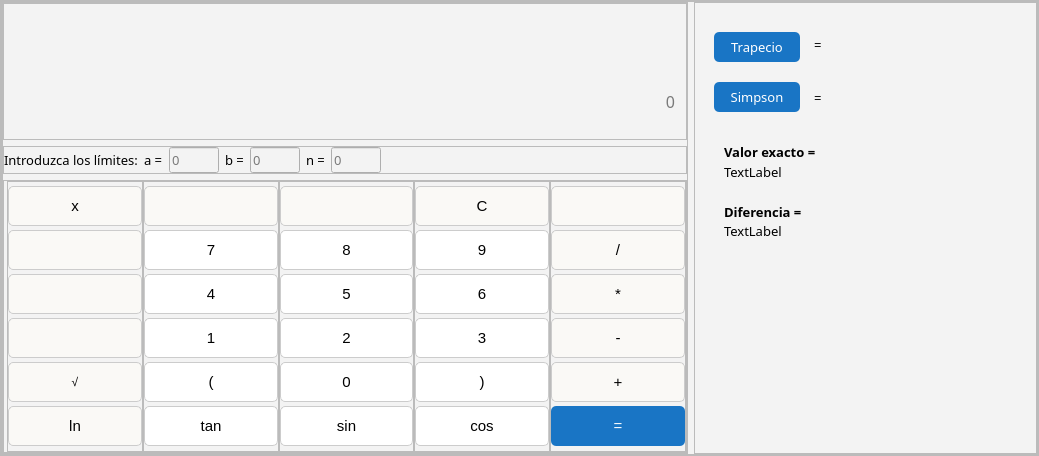
Old version of the form segundaoportunidad.ui in the repository Dariana97/Calculadora-Maxi.
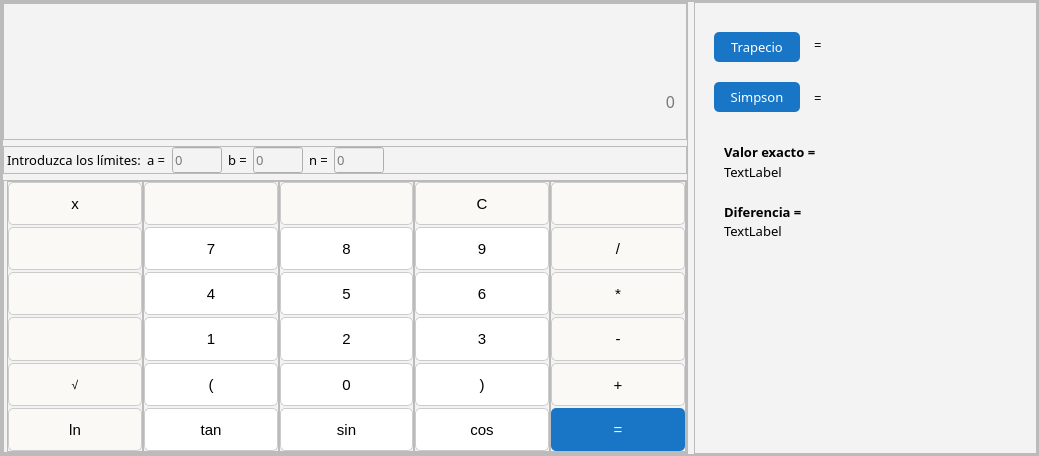
New version of the form. Icons and pictures are not drawn.

```diff
--- a/segundaoportunidad.ui
+++ b/segundaoportunidad.ui
@@ -165,7 +165,7 @@
                </property>
                <layout class="QHBoxLayout" name="horizontalLayout_2">
                 <property name="leftMargin">
-                 <number>0</number>
+                 <number>3</number>
                 </property>
                 <property name="topMargin">
                  <number>0</number>
@@ -349,6 +349,12 @@
                 </property>
                 <item row="0" column="0">
                  <widget class="QFrame" name="frame">
+                  <property name="sizePolicy">
+                   <sizepolicy hsizetype="Preferred" vsizetype="Expanding">
+                    <horstretch>0</horstretch>
+                    <verstretch>0</verstretch>
+                   </sizepolicy>
+                  </property>
                   <property name="styleSheet">
                    <string notr="true">QPushButton:hover {
 background-color: rgb(170, 0, 0);
@@ -363,7 +369,10 @@
                   <property name="lineWidth">
                    <number>1</number>
                   </property>
-                  <layout class="QGridLayout" name="gridLayout" columnstretch="0">
+                  <layout class="QVBoxLayout" name="verticalLayout_2">
+                   <property name="spacing">
+                    <number>2</number>
+                   </property>
                    <property name="sizeConstraint">
                     <enum>QLayout::SetDefaultConstraint</enum>
                    </property>
@@ -379,17 +388,32 @@
                    <property name="bottomMargin">
                     <number>0</number>
                    </property>
-                   <property name="spacing">
-                    <number>0</number>
-                   </property>
-                   <item row="7" column="0">
-                    <widget class="QPushButton" name="btn_ln">
+                   <item>
+                    <widget class="QPushButton" name="btn_x">
+                     <property name="sizePolicy">
+                      <sizepolicy hsizetype="Minimum" vsizetype="Expanding">
+                       <horstretch>0</horstretch>
+                       <verstretch>0</verstretch>
+                      </sizepolicy>
+                     </property>
                      <property name="minimumSize">
                       <size>
                        <width>0</width>
                        <height>40</height>
                       </size>
                      </property>
+                     <property name="maximumSize">
+                      <size>
+                       <width>16777215</width>
+                       <height>16777215</height>
+                      </size>
+                     </property>
+                     <property name="sizeIncrement">
+                      <size>
+                       <width>0</width>
+                       <height>0</height>
+                      </size>
+                     </property>
                      <property name="font">
                       <font>
                        <family>Segoe UI Symbol</family>
@@ -411,61 +435,36 @@
 }</string>
                      </property>
                      <property name="text">
-                      <string>ln</string>
+                      <string>x</string>
                      </property>
                      <property name="iconSize">
                       <size>
-                       <width>18</width>
+                       <width>20</width>
                        <height>20</height>
                       </size>
                      </property>
                     </widget>
                    </item>
-                   <item row="3" column="0">
-                    <widget class="QPushButton" name="btn_elevar">
-                     <property name="minimumSize">
-                      <size>
-                       <width>0</width>
-                       <height>40</height>
-                      </size>
-                     </property>
-                     <property name="styleSheet">
-                      <string notr="true">QPushButton {
-
-background-color: #FAF9F6;
-border-radius: 5px;
-border: 1px solid #CCCCCC;
-
-}
-
-QPushButton:hover {
-	
-	background-color: #DDDDDD;
-}</string>
-                     </property>
-                     <property name="text">
-                      <string/>
-                     </property>
-                     <property name="icon">
-                      <iconset>
-                       <normaloff>media/xn.png</normaloff>media/xn.png</iconset>
-                     </property>
-                     <property name="iconSize">
-                      <size>
-                       <width>18</width>
-                       <height>20</height>
-                      </size>
-                     </property>
-                    </widget>
-                   </item>
-                   <item row="1" column="0">
+                   <item>
                     <widget class="QPushButton" name="btn_squared">
+                     <property name="sizePolicy">
+                      <sizepolicy hsizetype="Minimum" vsizetype="Expanding">
+                       <horstretch>0</horstretch>
+                       <verstretch>0</verstretch>
+                      </sizepolicy>
+                     </property>
                      <property name="minimumSize">
                       <size>
                        <width>0</width>
                        <height>40</height>
                       </size>
                      </property>
+                     <property name="maximumSize">
+                      <size>
+                       <width>16777215</width>
+                       <height>16777215</height>
+                      </size>
+                     </property>
                      <property name="styleSheet">
                       <string notr="true">QPushButton {
 
@@ -498,8 +497,14 @@
                      </property>
                     </widget>
                    </item>
-                   <item row="2" column="0">
+                   <item>
                     <widget class="QPushButton" name="btn_cubed">
+                     <property name="sizePolicy">
+                      <sizepolicy hsizetype="Minimum" vsizetype="Expanding">
+                       <horstretch>0</horstretch>
+                       <verstretch>0</verstretch>
+                      </sizepolicy>
+                     </property>
                      <property name="minimumSize">
                       <size>
                        <width>0</width>
@@ -535,8 +540,57 @@
                      </property>
                     </widget>
                    </item>
-                   <item row="5" column="0">
+                   <item>
+                    <widget class="QPushButton" name="btn_elevar">
+                     <property name="sizePolicy">
+                      <sizepolicy hsizetype="Minimum" vsizetype="Expanding">
+                       <horstretch>0</horstretch>
+                       <verstretch>0</verstretch>
+                      </sizepolicy>
+                     </property>
+                     <property name="minimumSize">
+                      <size>
+                       <width>0</width>
+                       <height>40</height>
+                      </size>
+                     </property>
+                     <property name="styleSheet">
+                      <string notr="true">QPushButton {
+
+background-color: #FAF9F6;
+border-radius: 5px;
+border: 1px solid #CCCCCC;
+
+}
+
+QPushButton:hover {
+	
+	background-color: #DDDDDD;
+}</string>
+                     </property>
+                     <property name="text">
+                      <string/>
+                     </property>
+                     <property name="icon">
+                      <iconset>
+                       <normaloff>media/xn.png</normaloff>media/xn.png</iconset>
+                     </property>
+                     <property name="iconSize">
+                      <size>
+                       <width>18</width>
+                       <height>20</height>
+                      </size>
+                     </property>
+                    </widget>
+                   </item>
+                   <item>
                     <widget class="QPushButton" name="btn_root">
+                     <property name="sizePolicy">
+                      <sizepolicy hsizetype="Minimum" vsizetype="Expanding">
+                       <horstretch>0</horstretch>
+                       <verstretch>0</verstretch>
+                      </sizepolicy>
+                     </property>
                      <property name="minimumSize">
                       <size>
                        <width>0</width>
@@ -568,8 +622,14 @@
                      </property>
                     </widget>
                    </item>
-                   <item row="0" column="0">
-                    <widget class="QPushButton" name="btn_x">
+                   <item>
+                    <widget class="QPushButton" name="btn_ln">
+                     <property name="sizePolicy">
+                      <sizepolicy hsizetype="Minimum" vsizetype="Expanding">
+                       <horstretch>0</horstretch>
+                       <verstretch>0</verstretch>
+                      </sizepolicy>
+                     </property>
                      <property name="minimumSize">
                       <size>
                        <width>0</width>
@@ -597,11 +657,11 @@
 }</string>
                      </property>
                      <property name="text">
-                      <string>x</string>
+                      <string>ln</string>
                      </property>
                      <property name="iconSize">
                       <size>
-                       <width>20</width>
+                       <width>18</width>
                        <height>20</height>
                       </size>
                      </property>
@@ -612,6 +672,12 @@
                 </item>
                 <item row="0" column="1">
                  <widget class="QFrame" name="frame_2">
+                  <property name="sizePolicy">
+                   <sizepolicy hsizetype="Preferred" vsizetype="Expanding">
+                    <horstretch>0</horstretch>
+                    <verstretch>0</verstretch>
+                   </sizepolicy>
+                  </property>
                   <property name="frameShape">
                    <enum>QFrame::StyledPanel</enum>
                   </property>
@@ -621,7 +687,10 @@
                   <property name="lineWidth">
                    <number>1</number>
                   </property>
-                  <layout class="QGridLayout" name="gridLayout_2">
+                  <layout class="QVBoxLayout" name="verticalLayout_3">
+                   <property name="spacing">
+                    <number>2</number>
+                   </property>
                    <property name="leftMargin">
                     <number>0</number>
                    </property>
@@ -634,11 +703,14 @@
                    <property name="bottomMargin">
                     <number>0</number>
                    </property>
-                   <property name="spacing">
-                    <number>0</number>
-                   </property>
-                   <item row="0" column="0">
+                   <item>
                     <widget class="QPushButton" name="btn_pi">
+                     <property name="sizePolicy">
+                      <sizepolicy hsizetype="Minimum" vsizetype="Expanding">
+                       <horstretch>0</horstretch>
+                       <verstretch>0</verstretch>
+                      </sizepolicy>
+                     </property>
                      <property name="minimumSize">
                       <size>
                        <width>0</width>
@@ -677,8 +749,14 @@
                      </property>
                     </widget>
                    </item>
-                   <item row="1" column="0">
+                   <item>
                     <widget class="QPushButton" name="btn_seven">
+                     <property name="sizePolicy">
+                      <sizepolicy hsizetype="Minimum" vsizetype="Expanding">
+                       <horstretch>0</horstretch>
+                       <verstretch>0</verstretch>
+                      </sizepolicy>
+                     </property>
                      <property name="minimumSize">
                       <size>
                        <width>0</width>
@@ -715,8 +793,14 @@
                      </property>
                     </widget>
                    </item>
-                   <item row="2" column="0">
+                   <item>
                     <widget class="QPushButton" name="btn_four">
+                     <property name="sizePolicy">
+                      <sizepolicy hsizetype="Minimum" vsizetype="Expanding">
+                       <horstretch>0</horstretch>
+                       <verstretch>0</verstretch>
+                      </sizepolicy>
+                     </property>
                      <property name="minimumSize">
                       <size>
                        <width>0</width>
@@ -753,8 +837,14 @@
                      </property>
                     </widget>
                    </item>
-                   <item row="3" column="0">
+                   <item>
                     <widget class="QPushButton" name="btn_one">
+                     <property name="sizePolicy">
+                      <sizepolicy hsizetype="Minimum" vsizetype="Expanding">
+                       <horstretch>0</horstretch>
+                       <verstretch>0</verstretch>
+                      </sizepolicy>
+                     </property>
                      <property name="minimumSize">
                       <size>
                        <width>0</width>
@@ -791,8 +881,14 @@
                      </property>
                     </widget>
                    </item>
-                   <item row="4" column="0">
+                   <item>
                     <widget class="QPushButton" name="btn_leftbracket">
+                     <property name="sizePolicy">
+                      <sizepolicy hsizetype="Minimum" vsizetype="Expanding">
+                       <horstretch>0</horstretch>
+                       <verstretch>0</verstretch>
+                      </sizepolicy>
+                     </property>
                      <property name="minimumSize">
                       <size>
                        <width>0</width>
@@ -830,8 +926,14 @@
                      </property>
                     </widget>
                    </item>
-                   <item row="5" column="0">
+                   <item>
                     <widget class="QPushButton" name="btn_tan">
+                     <property name="sizePolicy">
+                      <sizepolicy hsizetype="Minimum" vsizetype="Expanding">
+                       <horstretch>0</horstretch>
+                       <verstretch>0</verstretch>
+                      </sizepolicy>
+                     </property>
                      <property name="minimumSize">
                       <size>
                        <width>0</width>
@@ -868,13 +970,22 @@
                 </item>
                 <item row="0" column="2">
                  <widget class="QFrame" name="frame_4">
+                  <property name="sizePolicy">
+                   <sizepolicy hsizetype="Preferred" vsizetype="Expanding">
+                    <horstretch>0</horstretch>
+                    <verstretch>0</verstretch>
+                   </sizepolicy>
+                  </property>
                   <property name="frameShape">
                    <enum>QFrame::StyledPanel</enum>
                   </property>
                   <property name="frameShadow">
                    <enum>QFrame::Raised</enum>
                   </property>
-                  <layout class="QGridLayout" name="gridLayout_3">
+                  <layout class="QVBoxLayout" name="verticalLayout_6">
+                   <property name="spacing">
+                    <number>2</number>
+                   </property>
                    <property name="leftMargin">
                     <number>0</number>
                    </property>
@@ -887,11 +998,14 @@
                    <property name="bottomMargin">
                     <number>0</number>
                    </property>
-                   <property name="spacing">
-                    <number>0</number>
-                   </property>
-                   <item row="0" column="0">
+                   <item>
                     <widget class="QPushButton" name="btn_e">
+                     <property name="sizePolicy">
+                      <sizepolicy hsizetype="Minimum" vsizetype="Expanding">
+                       <horstretch>0</horstretch>
+                       <verstretch>0</verstretch>
+                      </sizepolicy>
+                     </property>
                      <property name="minimumSize">
                       <size>
                        <width>0</width>
@@ -933,8 +1047,14 @@
                      </property>
                     </widget>
                    </item>
-                   <item row="1" column="0">
+                   <item>
                     <widget class="QPushButton" name="btn_eight">
+                     <property name="sizePolicy">
+                      <sizepolicy hsizetype="Minimum" vsizetype="Expanding">
+                       <horstretch>0</horstretch>
+                       <verstretch>0</verstretch>
+                      </sizepolicy>
+                     </property>
                      <property name="minimumSize">
                       <size>
                        <width>0</width>
@@ -971,8 +1091,14 @@
                      </property>
                     </widget>
                    </item>
-                   <item row="2" column="0">
+                   <item>
                     <widget class="QPushButton" name="btn_five">
+                     <property name="sizePolicy">
+                      <sizepolicy hsizetype="Minimum" vsizetype="Expanding">
+                       <horstretch>0</horstretch>
+                       <verstretch>0</verstretch>
+                      </sizepolicy>
+                     </property>
                      <property name="minimumSize">
                       <size>
                        <width>0</width>
@@ -1009,8 +1135,14 @@
                      </property>
                     </widget>
                    </item>
-                   <item row="3" column="0">
+                   <item>
                     <widget class="QPushButton" name="btn_two">
+                     <property name="sizePolicy">
+                      <sizepolicy hsizetype="Minimum" vsizetype="Expanding">
+                       <horstretch>0</horstretch>
+                       <verstretch>0</verstretch>
+                      </sizepolicy>
+                     </property>
                      <property name="minimumSize">
                       <size>
                        <width>0</width>
@@ -1047,8 +1179,14 @@
                      </property>
                     </widget>
                    </item>
-                   <item row="4" column="0">
+                   <item>
                     <widget class="QPushButton" name="btn_zero">
+                     <property name="sizePolicy">
+                      <sizepolicy hsizetype="Minimum" vsizetype="Expanding">
+                       <horstretch>0</horstretch>
+                       <verstretch>0</verstretch>
+                      </sizepolicy>
+                     </property>
                      <property name="minimumSize">
                       <size>
                        <width>0</width>
@@ -1085,8 +1223,14 @@
                      </property>
                     </widget>
                    </item>
-                   <item row="5" column="0">
+                   <item>
                     <widget class="QPushButton" name="btn_sin">
+                     <property name="sizePolicy">
+                      <sizepolicy hsizetype="Minimum" vsizetype="Expanding">
+                       <horstretch>0</horstretch>
+                       <verstretch>0</verstretch>
+                      </sizepolicy>
+                     </property>
                      <property name="minimumSize">
                       <size>
                        <width>0</width>
@@ -1123,6 +1267,12 @@
                 </item>
                 <item row="0" column="3">
                  <widget class="QFrame" name="frame_9">
+                  <property name="sizePolicy">
+                   <sizepolicy hsizetype="Preferred" vsizetype="Expanding">
+                    <horstretch>0</horstretch>
+                    <verstretch>0</verstretch>
+                   </sizepolicy>
+                  </property>
                   <property name="frameShape">
                    <enum>QFrame::StyledPanel</enum>
                   </property>
@@ -1131,7 +1281,7 @@
                   </property>
                   <layout class="QVBoxLayout" name="verticalLayout_8" stretch="0,0,0,0,0,0">
                    <property name="spacing">
-                    <number>0</number>
+                    <number>2</number>
                    </property>
                    <property name="leftMargin">
                     <number>0</number>
@@ -1147,6 +1297,12 @@
                    </property>
                    <item>
                     <widget class="QPushButton" name="btn_cleaner">
+                     <property name="sizePolicy">
+                      <sizepolicy hsizetype="Minimum" vsizetype="Expanding">
+                       <horstretch>0</horstretch>
+                       <verstretch>0</verstretch>
+                      </sizepolicy>
+                     </property>
                      <property name="minimumSize">
                       <size>
                        <width>0</width>
@@ -1186,6 +1342,12 @@
                    </item>
                    <item>
                     <widget class="QPushButton" name="btn_nine">
+                     <property name="sizePolicy">
+                      <sizepolicy hsizetype="Minimum" vsizetype="Expanding">
+                       <horstretch>0</horstretch>
+                       <verstretch>0</verstretch>
+                      </sizepolicy>
+                     </property>
                      <property name="minimumSize">
                       <size>
                        <width>0</width>
@@ -1224,6 +1386,12 @@
                    </item>
                    <item>
                     <widget class="QPushButton" name="btn_six">
+                     <property name="sizePolicy">
+                      <sizepolicy hsizetype="Minimum" vsizetype="Expanding">
+                       <horstretch>0</horstretch>
+                       <verstretch>0</verstretch>
+                      </sizepolicy>
+                     </property>
                      <property name="minimumSize">
                       <size>
                        <width>0</width>
@@ -1262,6 +1430,12 @@
                    </item>
                    <item>
                     <widget class="QPushButton" name="btn_three">
+                     <property name="sizePolicy">
+                      <sizepolicy hsizetype="Minimum" vsizetype="Expanding">
+                       <horstretch>0</horstretch>
+                       <verstretch>0</verstretch>
+                      </sizepolicy>
+                     </property>
                      <property name="minimumSize">
                       <size>
                        <width>0</width>
@@ -1300,6 +1474,12 @@
                    </item>
                    <item>
                     <widget class="QPushButton" name="btn_rightbracket">
+                     <property name="sizePolicy">
+                      <sizepolicy hsizetype="Minimum" vsizetype="Expanding">
+                       <horstretch>0</horstretch>
+                       <verstretch>0</verstretch>
+                      </sizepolicy>
+                     </property>
                      <property name="minimumSize">
                       <size>
                        <width>0</width>
@@ -1339,6 +1519,12 @@
                    </item>
                    <item>
                     <widget class="QPushButton" name="btn_cos">
+                     <property name="sizePolicy">
+                      <sizepolicy hsizetype="Minimum" vsizetype="Expanding">
+                       <horstretch>0</horstretch>
+                       <verstretch>0</verstretch>
+                      </sizepolicy>
+                     </property>
                      <property name="minimumSize">
                       <size>
                        <width>0</width>
@@ -1375,13 +1561,22 @@
                 </item>
                 <item row="0" column="4">
                  <widget class="QFrame" name="frame_10">
+                  <property name="sizePolicy">
+                   <sizepolicy hsizetype="Preferred" vsizetype="Expanding">
+                    <horstretch>0</horstretch>
+                    <verstretch>0</verstretch>
+                   </sizepolicy>
+                  </property>
                   <property name="frameShape">
                    <enum>QFrame::StyledPanel</enum>
                   </property>
                   <property name="frameShadow">
                    <enum>QFrame::Raised</enum>
                   </property>
-                  <layout class="QGridLayout" name="gridLayout_5" columnstretch="0">
+                  <layout class="QVBoxLayout" name="verticalLayout_7">
+                   <property name="spacing">
+                    <number>2</number>
+                   </property>
                    <property name="leftMargin">
                     <number>0</number>
                    </property>
@@ -1394,11 +1589,14 @@
                    <property name="bottomMargin">
                     <number>0</number>
                    </property>
-                   <property name="spacing">
-                    <number>0</number>
-                   </property>
-                   <item row="0" column="0">
+                   <item>
                     <widget class="QPushButton" name="btn_backspace">
+                     <property name="sizePolicy">
+                      <sizepolicy hsizetype="Minimum" vsizetype="Expanding">
+                       <horstretch>0</horstretch>
+                       <verstretch>0</verstretch>
+                      </sizepolicy>
+                     </property>
                      <property name="minimumSize">
                       <size>
                        <width>0</width>
@@ -1443,41 +1641,14 @@
                      </property>
                     </widget>
                    </item>
-                   <item row="5" column="0">
-                    <widget class="QPushButton" name="btn_sum">
-                     <property name="minimumSize">
-                      <size>
-                       <width>0</width>
-                       <height>40</height>
-                      </size>
-                     </property>
-                     <property name="font">
-                      <font>
-                       <family>Segoe UI Symbol</family>
-                       <pointsize>11</pointsize>
-                      </font>
-                     </property>
-                     <property name="styleSheet">
-                      <string notr="true">QPushButton {
-
-background-color: #FAF9F6;
-border-radius: 5px;
-border: 1px solid #CCCCCC;
-
-}
-
-QPushButton:hover {
-	
-	background-color: #DDDDDD;
-}</string>
-                     </property>
-                     <property name="text">
-                      <string>+</string>
-                     </property>
-                    </widget>
-                   </item>
-                   <item row="2" column="0">
+                   <item>
                     <widget class="QPushButton" name="btn_divide">
+                     <property name="sizePolicy">
+                      <sizepolicy hsizetype="Minimum" vsizetype="Expanding">
+                       <horstretch>0</horstretch>
+                       <verstretch>0</verstretch>
+                      </sizepolicy>
+                     </property>
                      <property name="minimumSize">
                       <size>
                        <width>0</width>
@@ -1515,41 +1686,14 @@
                      </property>
                     </widget>
                    </item>
-                   <item row="4" column="0">
-                    <widget class="QPushButton" name="btn_substract">
-                     <property name="minimumSize">
-                      <size>
-                       <width>0</width>
-                       <height>40</height>
-                      </size>
-                     </property>
-                     <property name="font">
-                      <font>
-                       <family>Segoe UI Symbol</family>
-                       <pointsize>11</pointsize>
-                      </font>
-                     </property>
-                     <property name="styleSheet">
-                      <string notr="true">QPushButton {
-
-background-color: #FAF9F6;
-border-radius: 5px;
-border: 1px solid #CCCCCC;
-
-}
-
-QPushButton:hover {
-	
-	background-color: #DDDDDD;
-}</string>
-                     </property>
-                     <property name="text">
-                      <string>-</string>
-                     </property>
-                    </widget>
-                   </item>
-                   <item row="3" column="0">
+                   <item>
                     <widget class="QPushButton" name="btn_multiply">
+                     <property name="sizePolicy">
+                      <sizepolicy hsizetype="Minimum" vsizetype="Expanding">
+                       <horstretch>0</horstretch>
+                       <verstretch>0</verstretch>
+                      </sizepolicy>
+                     </property>
                      <property name="minimumSize">
                       <size>
                        <width>0</width>
@@ -1587,8 +1731,92 @@
                      </property>
                     </widget>
                    </item>
-                   <item row="6" column="0">
+                   <item>
+                    <widget class="QPushButton" name="btn_substract">
+                     <property name="sizePolicy">
+                      <sizepolicy hsizetype="Minimum" vsizetype="Expanding">
+                       <horstretch>0</horstretch>
+                       <verstretch>0</verstretch>
+                      </sizepolicy>
+                     </property>
+                     <property name="minimumSize">
+                      <size>
+                       <width>0</width>
+                       <height>40</height>
+                      </size>
+                     </property>
+                     <property name="font">
+                      <font>
+                       <family>Segoe UI Symbol</family>
+                       <pointsize>11</pointsize>
+                      </font>
+                     </property>
+                     <property name="styleSheet">
+                      <string notr="true">QPushButton {
+
+background-color: #FAF9F6;
+border-radius: 5px;
+border: 1px solid #CCCCCC;
+
+}
+
+QPushButton:hover {
+	
+	background-color: #DDDDDD;
+}</string>
+                     </property>
+                     <property name="text">
+                      <string>-</string>
+                     </property>
+                    </widget>
+                   </item>
+                   <item>
+                    <widget class="QPushButton" name="btn_sum">
+                     <property name="sizePolicy">
+                      <sizepolicy hsizetype="Minimum" vsizetype="Expanding">
+                       <horstretch>0</horstretch>
+                       <verstretch>0</verstretch>
+                      </sizepolicy>
+                     </property>
+                     <property name="minimumSize">
+                      <size>
+                       <width>0</width>
+                       <height>40</height>
+                      </size>
+                     </property>
+                     <property name="font">
+                      <font>
+                       <family>Segoe UI Symbol</family>
+                       <pointsize>11</pointsize>
+                      </font>
+                     </property>
+                     <property name="styleSheet">
+                      <string notr="true">QPushButton {
+
+background-color: #FAF9F6;
+border-radius: 5px;
+border: 1px solid #CCCCCC;
+
+}
+
+QPushButton:hover {
+	
+	background-color: #DDDDDD;
+}</string>
+                     </property>
+                     <property name="text">
+                      <string>+</string>
+                     </property>
+                    </widget>
+                   </item>
+                   <item>
                     <widget class="QPushButton" name="btn_result">
+                     <property name="sizePolicy">
+                      <sizepolicy hsizetype="Minimum" vsizetype="Expanding">
+                       <horstretch>0</horstretch>
+                       <verstretch>0</verstretch>
+                      </sizepolicy>
+                     </property>
                      <property name="minimumSize">
                       <size>
                        <width>0</width>
```
Left out of the diff: 6 changed lines with no effect on the pictures.
